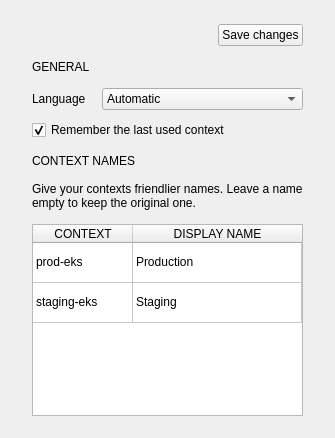
Old version of the form src/kubescope/ui/settings_page.ui in the repository dcotecnologia/kubescope.
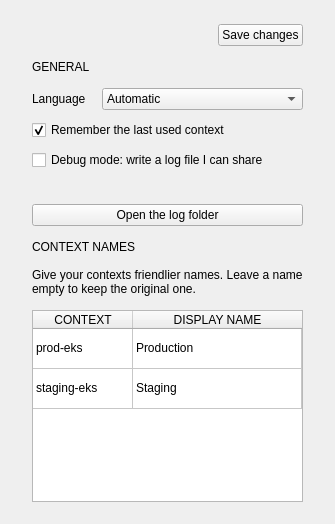
New version of the form.

Commit message: feat(diagnostics): add INFO and DEBUG logs and a debug mode that writes a shareable log file

Patch:
```diff
--- a/src/kubescope/ui/settings_page.ui
+++ b/src/kubescope/ui/settings_page.ui
@@ -118,6 +118,36 @@
        </property>
       </widget>
      </item>
+     <item row="2" column="0" colspan="2">
+      <widget class="QCheckBox" name="debugCheck">
+       <property name="text">
+        <string>Debug mode: write a log file I can share</string>
+       </property>
+      </widget>
+     </item>
+     <item row="3" column="0" colspan="2">
+      <widget class="QLabel" name="debugHint">
+       <property name="text">
+        <string notr="true" />
+       </property>
+       <property name="wordWrap">
+        <bool>true</bool>
+       </property>
+       <property name="textInteractionFlags">
+        <set>Qt::TextInteractionFlag::TextSelectableByMouse</set>
+       </property>
+       <property name="variant" stdset="0">
+        <string notr="true">muted</string>
+       </property>
+      </widget>
+     </item>
+     <item row="4" column="0" colspan="2">
+      <widget class="QPushButton" name="openLogsButton">
+       <property name="text">
+        <string>Open the log folder</string>
+       </property>
+      </widget>
+     </item>
     </layout>
    </item>
    <item>
```
The commit also changes 19 other files.
